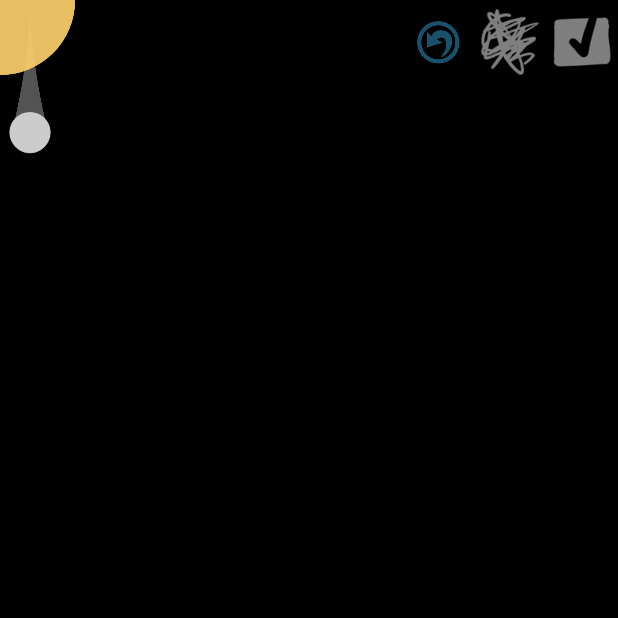
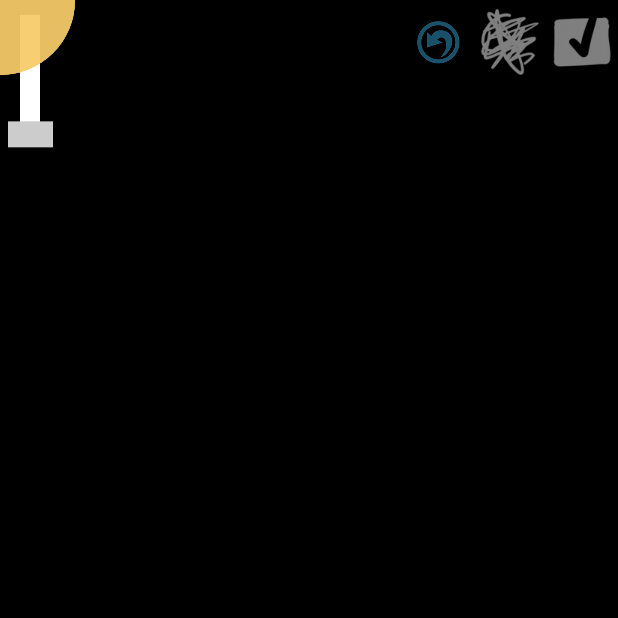
Before and after one commit to nickwah/etchasketch, an Android app: the MarkersActivity screen opened directly, with no data from a screen before it, on a phone screen of 412 x 824 dp, the top half of it. Run offline under Robolectric (Android 15) with nearby library versions, the phone set to English and light mode, and no system bars.

Commit message:
initial new size bar

```diff
--- a/app/src/main/java/com/mylikes/likes/etchasketch/MarkersActivity.java
+++ b/app/src/main/java/com/mylikes/likes/etchasketch/MarkersActivity.java
@@ -882,7 +882,8 @@ public class MarkersActivity extends Activity implements ShakeSensor.ShakeListen
 
     public void setPenType(int type) {
         mSlate.setPenType(type);
-        setPenSize(spotSizeTool.getSize());
+        //setPenSize(spotSizeTool.getSize()); //Wrong set Size method
+        findViewById(R.id.enter_text).setSelected(false);
         mSlate.setMoveMode(false);
     }
 
--- a/app/src/main/java/com/mylikes/likes/etchasketch/Slate.java
+++ b/app/src/main/java/com/mylikes/likes/etchasketch/Slate.java
@@ -246,13 +246,13 @@ public class Slate extends View {
         }
 
         public void setPenColor(int color) {
-            if (mPenColor == Color.TRANSPARENT && mPenType == TYPE_ERASER) {
+            if (mPaint.getColor() == Color.TRANSPARENT && mPenType == TYPE_ERASER) {
                 return;
             }
-            mPenColor = color;
             if  (color == Color.TRANSPARENT) {
                 mPaint.setXfermode(new PorterDuffXfermode(PorterDuff.Mode.CLEAR));
                 mPaint.setColor(color);
+                return;//don't set mPenColor
             } else if (color == 0) {
                 // eraser: DST_OUT
                 mPaint.setXfermode(new PorterDuffXfermode(PorterDuff.Mode.DST_OUT));
@@ -267,6 +267,7 @@ public class Slate extends View {
 //                mPaint.setColorFilter(new PorterDuffColorFilter(color, PorterDuff.Mode.SRC_IN));
                 mPaint.setColorFilter(new PorterDuffColorFilter(color, PorterDuff.Mode.SRC_ATOP));
             }
+            mPenColor = color;
         }
 
         public int getPenColor() {
--- a/app/src/main/java/com/mylikes/likes/etchasketch/SpotSizeBar.java
+++ b/app/src/main/java/com/mylikes/likes/etchasketch/SpotSizeBar.java
@@ -3,11 +3,13 @@ package com.mylikes.likes.etchasketch;
 import android.content.Context;
 import android.content.res.ColorStateList;
 import android.graphics.Canvas;
+import android.graphics.Color;
 import android.graphics.Paint;
 import android.util.AttributeSet;
 import android.util.DisplayMetrics;
 import android.view.MotionEvent;
 import android.widget.SeekBar;
+import android.util.Log;
 
 import com.mylikes.likes.etchasketch.R;
 
@@ -106,6 +108,10 @@ public class SpotSizeBar extends SeekBar {
         final boolean vertical = true;
 
         float scale = getWidth() / (float)getMax() / 2.5f / density;
+        float width = 15;
+        float border_width = 5;
+        float bar_width = 25;
+        float bar_height = 13;
 
         float r1 = getMin() * scale * density;
         float r2 = getMax() * scale * density;
@@ -117,22 +123,22 @@ public class SpotSizeBar extends SeekBar {
 
         final float start = (vertical ? getPaddingTop() : getPaddingLeft()) + r1 + 1 * density;
         final float end = getHeight() - r2 - 5 * density;
-        final float iter = 1f / (vertical ? getHeight() : getWidth());
 
-        for (float f = 0f; f < 1.0f; f += iter) {
-            final float y = Slate.lerp(start, end, f) + 2 * density;
-            final float x = center;
-            final float r = Slate.lerp(r1, r2, (float) Math.pow(f, 1.6));
-            c.drawCircle(vertical ? x : y, vertical ? y : x, r, mPaint);
-        }
-        c.drawCircle(vertical ? center : end, vertical ? end : center, r2, mPaint);
+        mPaint.setColor(Color.BLACK);
+        c.drawRect(center - width,start, center + width, end,mPaint);
+        mPaint.setColor(Color.WHITE);
+        c.drawRect(center-width + border_width,start+border_width,center+width-border_width,end-border_width,mPaint);
+        //c.drawCircle(vertical ? center : end, vertical ? end : center, r2, mPaint);
 
         float progress = getProgress() / (float)smoothness;
         int size = getSize();
         mPaint.setColor(isSelected() ? 0xffffffff : 0xffcccccc);
-        c.drawCircle(center,
-                progress / (float)(getMax() - getMin()) * (getHeight() - center - 4 * density),
-                (float) (Math.max(size, 5)) * scale * 1.1f * density, mPaint);
+        //c.drawCircle(center,
+                //progress / (float)(getMax() - getMin()) * (getHeight() - center - 4 * density),
+                /*(float) (Math.max(size, 5)) * scale * 1.1f * density*///10, mPaint);
+        float off = progress / (float)(getMax() - getMin()) * (getHeight() - center - 4 * density);
+        float ycenter = start + off;
+        c.drawRect(center - bar_width,ycenter - bar_height,center + bar_width, ycenter + bar_height,mPaint);
     }
 
     public int getSize() {
```
